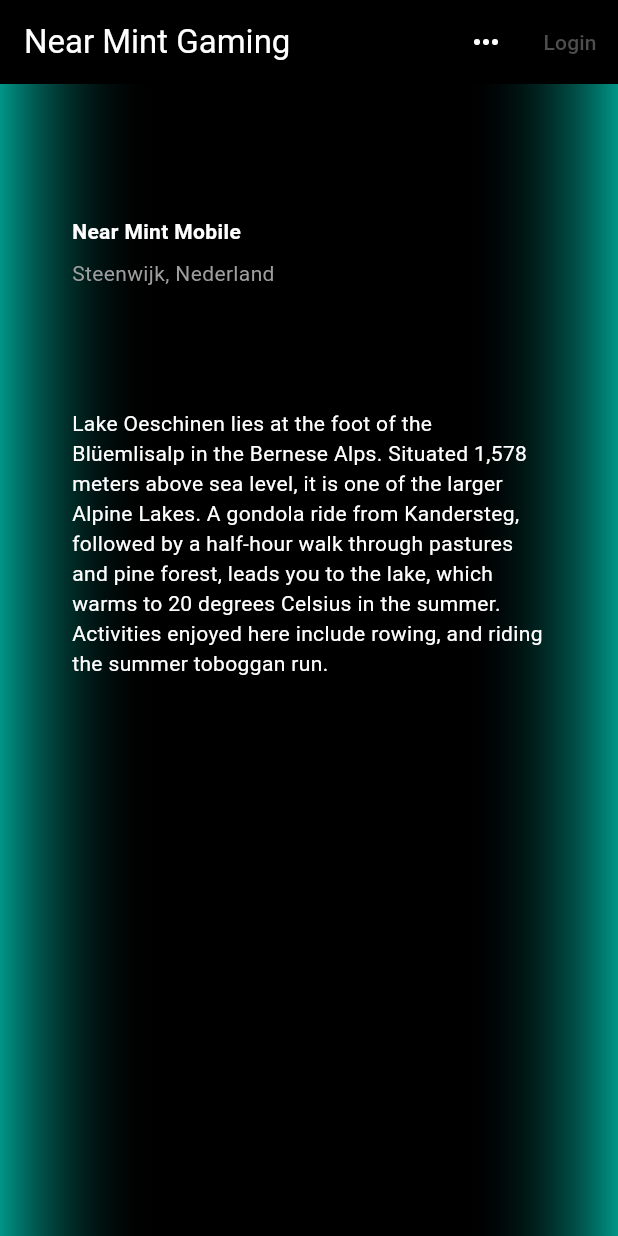
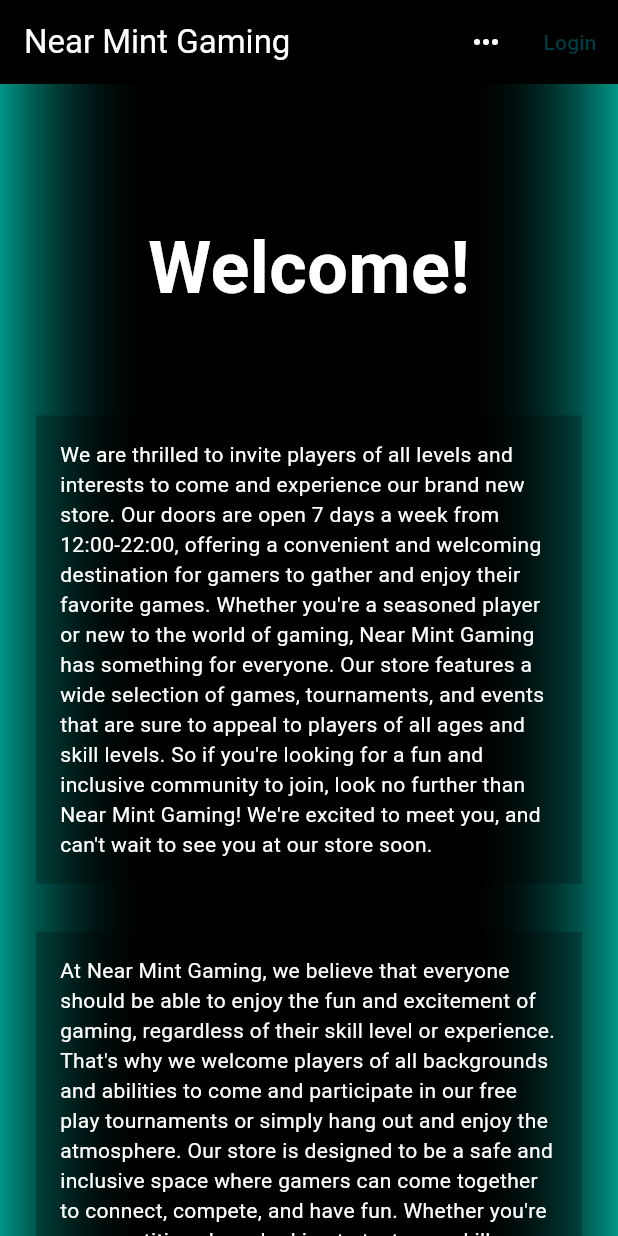
Before and after one commit to CarlijnGJ/NearMintApp, a Flutter app: the screen it shows after launch, on a phone screen of 412 x 824 dp. Run offline on Flutter 3.47's test engine with Material 3 defaults, Android fonts, the phone set to English and light mode, and no system bars.

Commit message:
The homepage is graphically complete for now
- Changed the theme to shades of teal and blueish green in maintheme
- Added containers to textsection
- Removed comments and location text from titlesection
- Changed the content on home_screen

```diff
--- a/app/lib/components/maintheme.dart
+++ b/app/lib/components/maintheme.dart
@@ -3,13 +3,13 @@ import 'package:flutter/material.dart';
 final ThemeData mainTheme = ThemeData (
   // Define the default brightness and colors.
   colorScheme: const ColorScheme(
-    primary: Color(0xFF4E4E4E),
+    primary: Color.fromRGBO(0, 60, 67, 1),
     onPrimary: Colors.white,
-    secondary: Color.fromARGB(255, 0, 75, 16),
+    secondary: Color.fromRGBO(19, 93, 102, 1),
     onSecondary: Colors.white,
-    tertiary: Colors.black,
-    onTertiary: Colors.white,
-    background: Color(0xFF4E4E4E),
+    tertiary: Color.fromRGBO(119, 176, 170, 1),
+    onTertiary: Colors.black,
+    background: Color.fromRGBO(0, 60, 67, 1),
     onBackground: Colors.white,
     surface: Colors.black,
     onSurface: Colors.white,
--- a/app/lib/components/textsection.dart
+++ b/app/lib/components/textsection.dart
@@ -11,11 +11,15 @@ class TextSection extends StatelessWidget {
   @override
   Widget build(BuildContext context) {
     return Padding(
-      padding: const EdgeInsets.all(32),
-      child: Text(
-        description,
-        softWrap: true,
-      ),
+      padding: const EdgeInsets.all(8.0),
+      child: Container(
+        padding: const EdgeInsets.all(16.0),
+        color: const Color.fromRGBO(0, 0, 0, 0.25),
+        child: Text(
+          description,
+          softWrap: true,
+        )
+      )
     );
   }
 }
--- a/app/lib/components/titlesection.dart
+++ b/app/lib/components/titlesection.dart
@@ -4,11 +4,9 @@ class TitleSection extends StatelessWidget {
   const TitleSection({
     super.key,
     required this.name,
-    required this.location,
   });
 
   final String name;
-  final String location;
 
   @override
   Widget build(BuildContext context) {
@@ -17,24 +15,17 @@ class TitleSection extends StatelessWidget {
       child: Row(
         children: [
           Expanded(
-            /*1*/
             child: Column(
-              crossAxisAlignment: CrossAxisAlignment.start,
+              crossAxisAlignment: CrossAxisAlignment.center,
               children: [
-                /*2*/
                 Padding(
                   padding: const EdgeInsets.only(bottom: 8),
                   child: Text(
                     name,
                     style: const TextStyle(
                       fontWeight: FontWeight.bold,
+                      fontSize: 48,
                     ),
-                  ),
-                ),
-                Text(
-                  location,
-                  style: TextStyle(
-                    color: Colors.grey[500],
                   ),
                 ),
               ],
--- a/app/lib/screens/home/home_screen.dart
+++ b/app/lib/screens/home/home_screen.dart
@@ -21,19 +21,36 @@ class _HomePageState extends State<HomePage> {
         children: [
           SizedBox(height: MediaQuery.of(context).padding.top + kToolbarHeight), // Adjust based on app bar height
           const TitleSection(
-            name: 'Near Mint Mobile',
-            location: 'Steenwijk, Nederland',
+            name: 'Welcome!',
           ),
           const SizedBox(height: 16.0),
           const TextSection(
             description:
-            'Lake Oeschinen lies at the foot of the Blüemlisalp in the '
-            'Bernese Alps. Situated 1,578 meters above sea level, it '
-            'is one of the larger Alpine Lakes. A gondola ride from '
-            'Kandersteg, followed by a half-hour walk through pastures '
-            'and pine forest, leads you to the lake, which warms to 20 '
-            'degrees Celsius in the summer. Activities enjoyed here '
-            'include rowing, and riding the summer toboggan run.',
+            'We are thrilled to invite players of all levels and interests to come '
+            'and experience our brand new store. Our doors are open 7 days a week '
+            'from 12:00-22:00, offering a convenient and welcoming destination for '
+            'gamers to gather and enjoy their favorite games. Whether you\'re a '
+            'seasoned player or new to the world of gaming, Near Mint Gaming has '
+            'something for everyone. Our store features a wide selection of games, '
+            'tournaments, and events that are sure to appeal to players of all ages '
+            'and skill levels. So if you\'re looking for a fun and inclusive community '
+            'to join, look no further than Near Mint Gaming! We\'re excited to meet '
+            'you, and can\'t wait to see you at our store soon.',
+          ),
+          const SizedBox(height: 16.0),
+          const TextSection(
+            description:
+            'At Near Mint Gaming, we believe that everyone should be able to enjoy '
+            'the fun and excitement of gaming, regardless of their skill level or '
+            'experience. That\'s why we welcome players of all backgrounds and '
+            'abilities to come and participate in our free play tournaments or simply '
+            'hang out and enjoy the atmosphere. Our store is designed to be a safe '
+            'and inclusive space where gamers can come together to connect, compete, '
+            'and have fun. Whether you\'re a competitive player looking to test your '
+            'skills, or a casual gamer looking for a relaxed and friendly environment, '
+            'you\'ll find exactly what you\'re looking for at Near Mint Gaming. \n\n'
+            'So don\'t be shy - come on down and join us for a game or two! We can\'t '
+            'wait to meet you and welcome you to our growing community of gamers.',
           ),
         ],
       ),
```
